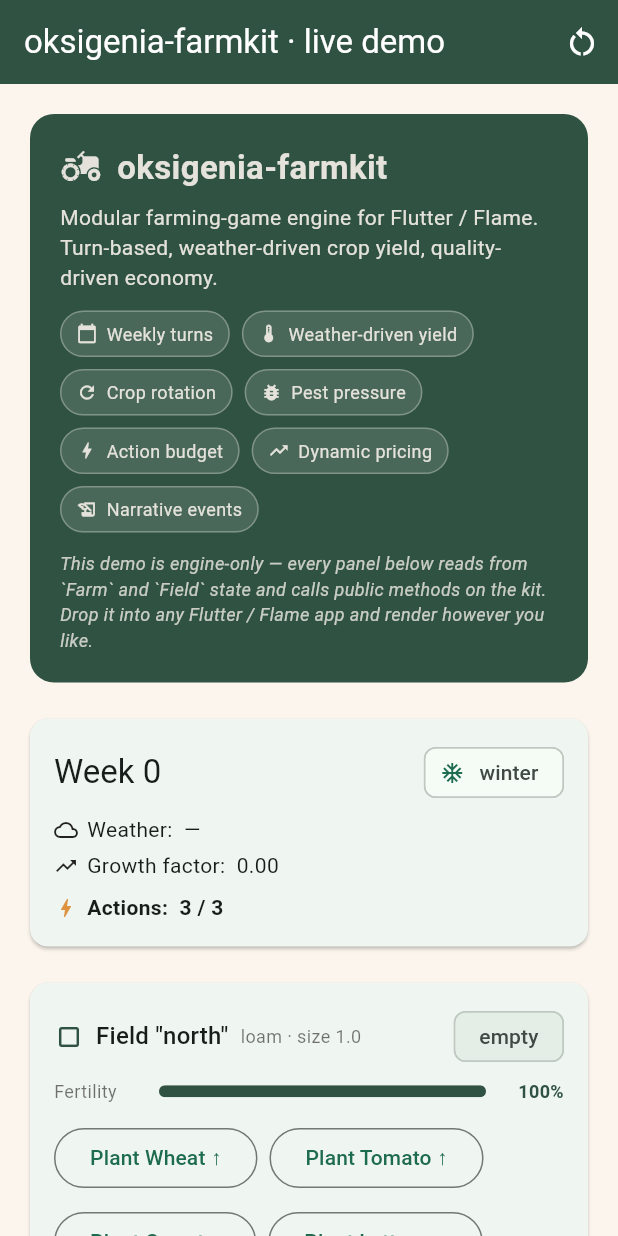
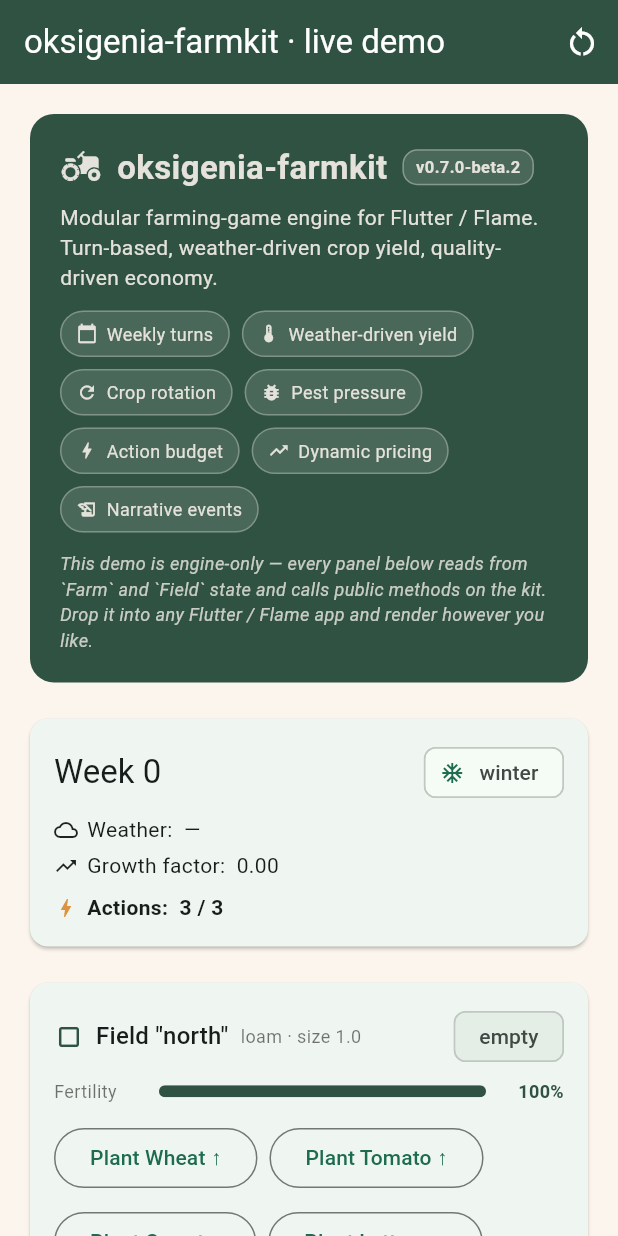
Before and after one commit to OksigeniaSL/oksigenia-farmkit, a Flutter app: the screen it shows after launch, on a phone screen of 412 x 824 dp. Run offline on Flutter 3.47's test engine with Material 3 defaults, Android fonts, the phone set to English and light mode, and no system bars.

Commit message:
demo: surface version badge in hero card
Tiny badge next to the title showing the current release tag. Gives
visitors a concrete handle on which version they're looking at and
triggers a fresh Pages deploy with the 0.7.0-beta.2 timestamp.

Bumping the badge goes hand-in-hand with bumping pubspec.yaml +
CHANGELOG.md on each release.

```diff
--- a/example/lib/main.dart
+++ b/example/lib/main.dart
@@ -226,16 +226,41 @@ class _HeroCard extends StatelessWidget {
         child: Column(
           crossAxisAlignment: CrossAxisAlignment.start,
           children: [
-            const Row(
+            Row(
               children: [
-                Icon(Icons.agriculture, color: Color(0xFFE4E2DA), size: 28),
-                SizedBox(width: 10),
-                Text(
+                const Icon(Icons.agriculture, color: Color(0xFFE4E2DA), size: 28),
+                const SizedBox(width: 10),
+                const Text(
                   'oksigenia-farmkit',
                   style: TextStyle(
                     color: Color(0xFFE4E2DA),
                     fontSize: 22,
                     fontWeight: FontWeight.w700,
+                  ),
+                ),
+                const SizedBox(width: 10),
+                // Badge de versión: tag git que se actualiza con cada
+                // release. Hardcoded acá porque pubspec no es legible en
+                // runtime web sin generadores; el bump manual va de la
+                // mano del bump del pubspec.yaml.
+                Container(
+                  padding: const EdgeInsets.symmetric(
+                      horizontal: 8, vertical: 3),
+                  decoration: BoxDecoration(
+                    color: const Color(0xFFE4E2DA).withValues(alpha: 0.15),
+                    borderRadius: BorderRadius.circular(10),
+                    border: Border.all(
+                      color: const Color(0xFFE4E2DA).withValues(alpha: 0.4),
+                    ),
+                  ),
+                  child: const Text(
+                    'v0.7.0-beta.2',
+                    style: TextStyle(
+                      color: Color(0xFFE4E2DA),
+                      fontSize: 11,
+                      fontWeight: FontWeight.w600,
+                      fontFeatures: [FontFeature.tabularFigures()],
+                    ),
                   ),
                 ),
               ],
```
